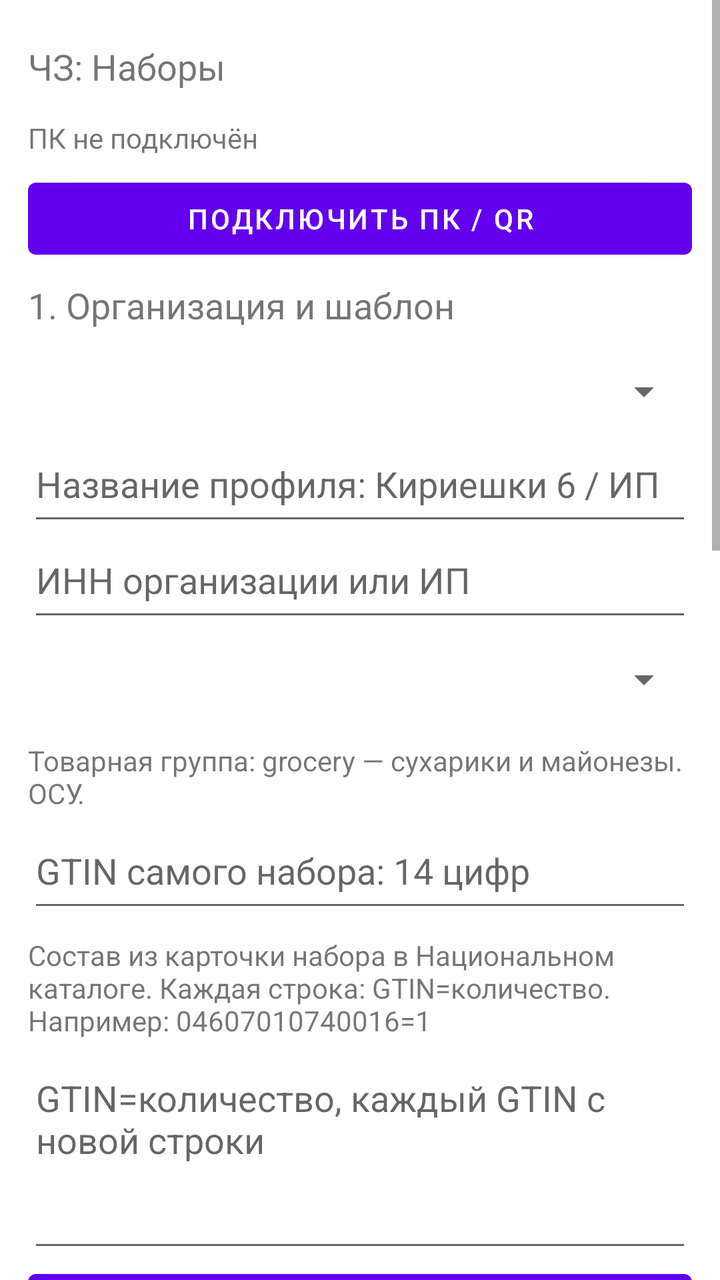
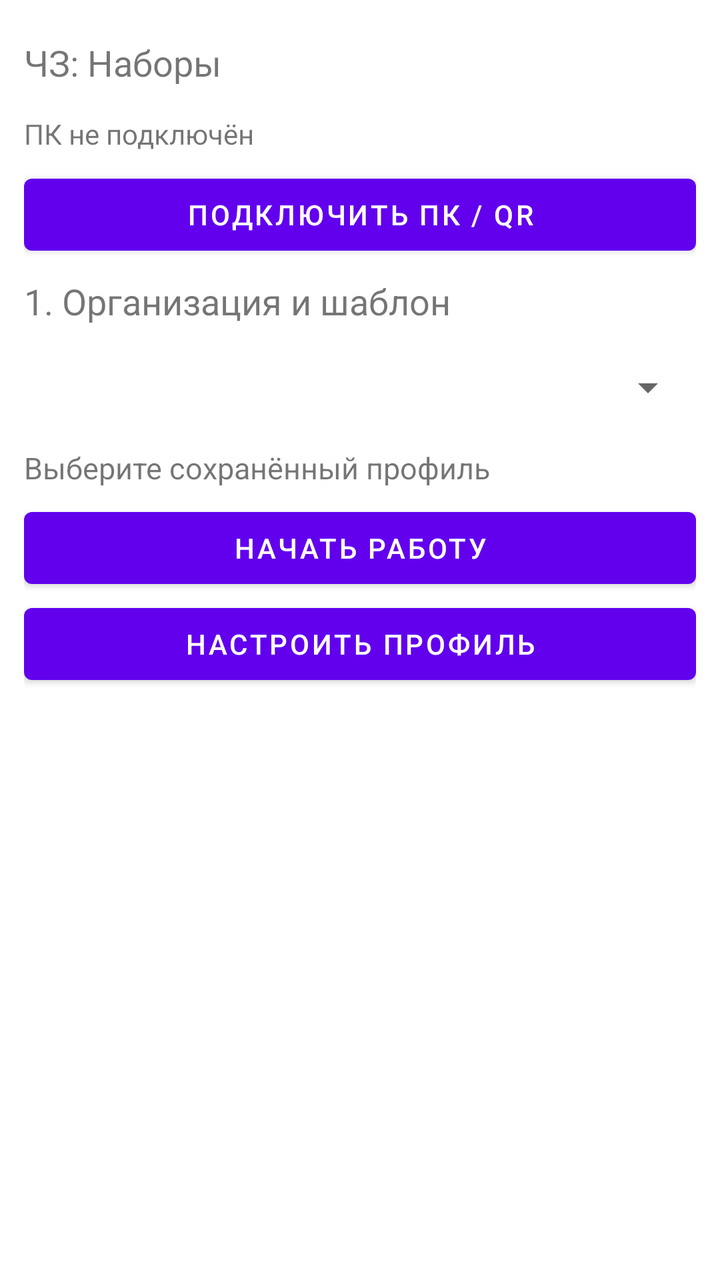

The first picture is an Android layout as it rendered before a commit; the second is the same layout after the commit. The layout source and the unified diff follow.
<!-- AndroidManifest.xml: application theme Theme.MaterialComponents.DayNight.NoActionBar -->
<!-- res/layout/activity_main.xml -->
<?xml version="1.0" encoding="utf-8"?>
<ScrollView xmlns:android="http://schemas.android.com/apk/res/android" android:layout_width="match_parent" android:layout_height="match_parent" android:fillViewport="true">
<LinearLayout android:layout_width="match_parent" android:layout_height="wrap_content" android:orientation="vertical" android:padding="14dp">
<TextView android:id="@+id/tvAppVersion" android:layout_width="match_parent" android:layout_height="wrap_content" android:text="ЧЗ: Наборы" android:textSize="18sp" android:paddingTop="7dp" android:paddingBottom="7dp" android:textIsSelectable="true"/>
<TextView android:id="@+id/tvConnection" android:layout_width="match_parent" android:layout_height="wrap_content" android:text="ПК не подключён" android:textSize="14sp" android:paddingTop="7dp" android:paddingBottom="7dp" android:textIsSelectable="true"/>
<Button android:id="@+id/btnConnectPc" android:layout_width="match_parent" android:layout_height="wrap_content" android:text="Подключить ПК / QR" android:minHeight="48dp"/>
<TextView android:id="@+id/tvProfileHeader" android:layout_width="match_parent" android:layout_height="wrap_content" android:text="1. Организация и шаблон" android:textSize="18sp" android:paddingTop="7dp" android:paddingBottom="7dp" android:textIsSelectable="true"/>
<Spinner android:id="@+id/spinnerProfiles" android:layout_width="match_parent" android:layout_height="48dp"/>
<EditText android:id="@+id/etProfileTitle" android:layout_width="match_parent" android:layout_height="wrap_content" android:hint="Название профиля: Кириешки 6 / ИП" android:inputType="text" android:minLines="1" android:minHeight="48dp" android:gravity="top|start"/>
<EditText android:id="@+id/etInn" android:layout_width="match_parent" android:layout_height="wrap_content" android:hint="ИНН организации или ИП" android:inputType="number" android:minLines="1" android:minHeight="48dp" android:gravity="top|start"/>
<Spinner android:id="@+id/spinnerEnvironment" android:layout_width="match_parent" android:layout_height="48dp"/>
<TextView android:id="@+id/tvProductGroup" android:layout_width="match_parent" android:layout_height="wrap_content" android:text="Товарная группа: grocery — сухарики и майонезы. ОСУ." android:textSize="14sp" android:paddingTop="7dp" android:paddingBottom="7dp" android:textIsSelectable="true"/>
<EditText android:id="@+id/etSetGtin" android:layout_width="match_parent" android:layout_height="wrap_content" android:hint="GTIN самого набора: 14 цифр" android:inputType="number" android:minLines="1" android:minHeight="48dp" android:gravity="top|start"/>
<TextView android:id="@+id/tvCompositionHint" android:layout_width="match_parent" android:layout_height="wrap_content" android:text="Состав из карточки набора в Национальном каталоге. Каждая строка: GTIN=количество. Например: 04607010740016=1" android:textSize="14sp" android:paddingTop="7dp" android:paddingBottom="7dp" android:textIsSelectable="true"/>
<EditText android:id="@+id/etComposition" android:layout_width="match_parent" android:layout_height="wrap_content" android:hint="GTIN=количество, каждый GTIN с новой строки" android:inputType="textMultiLine|textNoSuggestions" android:minLines="4" android:minHeight="48dp" android:gravity="top|start"/>
<Button android:id="@+id/btnSaveProfile" android:layout_width="match_parent" android:layout_height="wrap_content" android:text="Сохранить профиль и состав" android:minHeight="48dp"/>
<Button android:id="@+id/btnDeleteProfile" android:layout_width="match_parent" android:layout_height="wrap_content" android:text="Удалить выбранный профиль" android:minHeight="48dp"/>
<TextView android:id="@+id/tvScanHeader" android:layout_width="match_parent" android:layout_height="wrap_content" android:text="2. Сборка набора" android:textSize="18sp" android:paddingTop="7dp" android:paddingBottom="7dp" android:textIsSelectable="true"/>
<TextView android:id="@+id/tvScanState" android:layout_width="match_parent" android:layout_height="wrap_content" android:text="Сканируйте код набора" android:textSize="17sp" android:paddingTop="7dp" android:paddingBottom="7dp" android:textIsSelectable="true"/>
<TextView android:id="@+id/tvCurrentSet" android:layout_width="match_parent" android:layout_height="wrap_content" android:text="Текущий набор не открыт" android:textSize="14sp" android:paddingTop="7dp" android:paddingBottom="7dp" android:textIsSelectable="true"/>
<TextView android:id="@+id/tvProgress" android:layout_width="match_parent" android:layout_height="wrap_content" android:text="Пачек: 0" android:textSize="14sp" android:paddingTop="7dp" android:paddingBottom="7dp" android:textIsSelectable="true"/>
<EditText android:id="@+id/etScanInput" android:layout_width="match_parent" android:layout_height="wrap_content" android:hint="Поле сканера в режиме клавиатуры" android:inputType="textNoSuggestions" android:minLines="1" android:minHeight="48dp" android:gravity="top|start"/>
<Button android:id="@+id/btnScan" android:layout_width="match_parent" android:layout_height="wrap_content" android:text="Сканировать / фокус в поле сканера" android:minHeight="48dp"/>
<Button android:id="@+id/btnResetCurrentSet" android:layout_width="match_parent" android:layout_height="wrap_content" android:text="Сбросить только текущий незавершённый набор" android:minHeight="48dp"/>
<TextView android:id="@+id/tvQueueHeader" android:layout_width="match_parent" android:layout_height="wrap_content" android:text="3. Очередь и передача" android:textSize="18sp" android:paddingTop="7dp" android:paddingBottom="7dp" android:textIsSelectable="true"/>
<TextView android:id="@+id/tvTotalCompletedSets" android:layout_width="match_parent" android:layout_height="wrap_content" android:text="Готовых наборов: 0" android:textSize="14sp" android:paddingTop="7dp" android:paddingBottom="7dp" android:textIsSelectable="true"/>
<Button android:id="@+id/btnSendDraft" android:layout_width="match_parent" android:layout_height="wrap_content" android:text="Передать готовые наборы на ПК" android:minHeight="48dp"/>
<Button android:id="@+id/btnRefresh" android:layout_width="match_parent" android:layout_height="wrap_content" android:text="Обновить статусы с ПК" android:minHeight="48dp"/>
<TextView android:id="@+id/tvNoSignature" android:layout_width="match_parent" android:layout_height="wrap_content" android:text="На ПК проверьте состав и нажмите «Подписать и отправить в ЧЗ». Без подтверждения наборы остаются в очереди." android:textSize="14sp" android:paddingTop="7dp" android:paddingBottom="7dp" android:textIsSelectable="true"/>
<TextView android:id="@+id/tvQueue" android:layout_width="match_parent" android:layout_height="wrap_content" android:text="Очередь пуста" android:textSize="14sp" android:paddingTop="7dp" android:paddingBottom="7dp" android:textIsSelectable="true"/>
<Button android:id="@+id/btnBackup" android:layout_width="match_parent" android:layout_height="wrap_content" android:text="Экспорт резервной копии очереди" android:minHeight="48dp"/>
<Button android:id="@+id/btnCheckUpdate" android:layout_width="match_parent" android:layout_height="wrap_content" android:text="Об обновлении приложения" android:minHeight="48dp"/>
<Button android:id="@+id/btnShareLog" android:layout_width="match_parent" android:layout_height="wrap_content" android:text="Поделиться журналом" android:minHeight="48dp"/>
<TextView android:id="@+id/tvLog" android:layout_width="match_parent" android:layout_height="wrap_content" android:text="Журнал работы" android:textSize="12sp" android:paddingTop="7dp" android:paddingBottom="7dp" android:textIsSelectable="true"/>
</LinearLayout></ScrollView>
<!-- resources referenced by this layout -->
<resources>

</resources>

<!-- the commit's change to res/layout/activity_main.xml (unified diff, before → after) -->
@@ -1,35 +1,53 @@
-<?xml version="1.0" encoding="utf-8"?>
-<ScrollView xmlns:android="http://schemas.android.com/apk/res/android" android:layout_width="match_parent" android:layout_height="match_parent" android:fillViewport="true">
-<LinearLayout android:layout_width="match_parent" android:layout_height="wrap_content" android:orientation="vertical" android:padding="14dp">
-<TextView android:id="@+id/tvAppVersion" android:layout_width="match_parent" android:layout_height="wrap_content" android:text="ЧЗ: Наборы" android:textSize="18sp" android:paddingTop="7dp" android:paddingBottom="7dp" android:textIsSelectable="true"/>
-<TextView android:id="@+id/tvConnection" android:layout_width="match_parent" android:layout_height="wrap_content" android:text="ПК не подключён" android:textSize="14sp" android:paddingTop="7dp" android:paddingBottom="7dp" android:textIsSelectable="true"/>
-<Button android:id="@+id/btnConnectPc" android:layout_width="match_parent" android:layout_height="wrap_content" android:text="Подключить ПК / QR" android:minHeight="48dp"/>
-<TextView android:id="@+id/tvProfileHeader" android:layout_width="match_parent" android:layout_height="wrap_content" android:text="1. Организация и шаблон" android:textSize="18sp" android:paddingTop="7dp" android:paddingBottom="7dp" android:textIsSelectable="true"/>
-<Spinner android:id="@+id/spinnerProfiles" android:layout_width="match_parent" android:layout_height="48dp"/>
-<EditText android:id="@+id/etProfileTitle" android:layout_width="match_parent" android:layout_height="wrap_content" android:hint="Название профиля: Кириешки 6 / ИП" android:inputType="text" android:minLines="1" android:minHeight="48dp" android:gravity="top|start"/>
-<EditText android:id="@+id/etInn" android:layout_width="match_parent" android:layout_height="wrap_content" android:hint="ИНН организации или ИП" android:inputType="number" android:minLines="1" android:minHeight="48dp" android:gravity="top|start"/>
-<Spinner android:id="@+id/spinnerEnvironment" android:layout_width="match_parent" android:layout_height="48dp"/>
-<TextView android:id="@+id/tvProductGroup" android:layout_width="match_parent" android:layout_height="wrap_content" android:text="Товарная группа: grocery — сухарики и майонезы. ОСУ." android:textSize="14sp" android:paddingTop="7dp" android:paddingBottom="7dp" android:textIsSelectable="true"/>
-<EditText android:id="@+id/etSetGtin" android:layout_width="match_parent" android:layout_height="wrap_content" android:hint="GTIN самого набора: 14 цифр" android:inputType="number" android:minLines="1" android:minHeight="48dp" android:gravity="top|start"/>
-<TextView android:id="@+id/tvCompositionHint" android:layout_width="match_parent" android:layout_height="wrap_content" android:text="Состав из карточки набора в Национальном каталоге. Каждая строка: GTIN=количество. Например: 04607010740016=1" android:textSize="14sp" android:paddingTop="7dp" android:paddingBottom="7dp" android:textIsSelectable="true"/>
-<EditText android:id="@+id/etComposition" android:layout_width="match_parent" android:layout_height="wrap_content" android:hint="GTIN=количество, каждый GTIN с новой строки" android:inputType="textMultiLine|textNoSuggestions" android:minLines="4" android:minHeight="48dp" android:gravity="top|start"/>
-<Button android:id="@+id/btnSaveProfile" android:layout_width="match_parent" android:layout_height="wrap_content" android:text="Сохранить профиль и состав" android:minHeight="48dp"/>
-<Button android:id="@+id/btnDeleteProfile" android:layout_width="match_parent" android:layout_height="wrap_content" android:text="Удалить выбранный профиль" android:minHeight="48dp"/>
-<TextView android:id="@+id/tvScanHeader" android:layout_width="match_parent" android:layout_height="wrap_content" android:text="2. Сборка набора" android:textSize="18sp" android:paddingTop="7dp" android:paddingBottom="7dp" android:textIsSelectable="true"/>
-<TextView android:id="@+id/tvScanState" android:layout_width="match_parent" android:layout_height="wrap_content" android:text="Сканируйте код набора" android:textSize="17sp" android:paddingTop="7dp" android:paddingBottom="7dp" android:textIsSelectable="true"/>
-<TextView android:id="@+id/tvCurrentSet" android:layout_width="match_parent" android:layout_height="wrap_content" android:text="Текущий набор не открыт" android:textSize="14sp" android:paddingTop="7dp" android:paddingBottom="7dp" android:textIsSelectable="true"/>
-<TextView android:id="@+id/tvProgress" android:layout_width="match_parent" android:layout_height="wrap_content" android:text="Пачек: 0" android:textSize="14sp" android:paddingTop="7dp" android:paddingBottom="7dp" android:textIsSelectable="true"/>
-<EditText android:id="@+id/etScanInput" android:layout_width="match_parent" android:layout_height="wrap_content" android:hint="Поле сканера в режиме клавиатуры" android:inputType="textNoSuggestions" android:minLines="1" android:minHeight="48dp" android:gravity="top|start"/>
-<Button android:id="@+id/btnScan" android:layout_width="match_parent" android:layout_height="wrap_content" android:text="Сканировать / фокус в поле сканера" android:minHeight="48dp"/>
-<Button android:id="@+id/btnResetCurrentSet" android:layout_width="match_parent" android:layout_height="wrap_content" android:text="Сбросить только текущий незавершённый набор" android:minHeight="48dp"/>
-<TextView android:id="@+id/tvQueueHeader" android:layout_width="match_parent" android:layout_height="wrap_content" android:text="3. Очередь и передача" android:textSize="18sp" android:paddingTop="7dp" android:paddingBottom="7dp" android:textIsSelectable="true"/>
-<TextView android:id="@+id/tvTotalCompletedSets" android:layout_width="match_parent" android:layout_height="wrap_content" android:text="Готовых наборов: 0" android:textSize="14sp" android:paddingTop="7dp" android:paddingBottom="7dp" android:textIsSelectable="true"/>
-<Button android:id="@+id/btnSendDraft" android:layout_width="match_parent" android:layout_height="wrap_content" android:text="Передать готовые наборы на ПК" android:minHeight="48dp"/>
-<Button android:id="@+id/btnRefresh" android:layout_width="match_parent" android:layout_height="wrap_content" android:text="Обновить статусы с ПК" android:minHeight="48dp"/>
-<TextView android:id="@+id/tvNoSignature" android:layout_width="match_parent" android:layout_height="wrap_content" android:text="На ПК проверьте состав и нажмите «Подписать и отправить в ЧЗ». Без подтверждения наборы остаются в очереди." android:textSize="14sp" android:paddingTop="7dp" android:paddingBottom="7dp" android:textIsSelectable="true"/>
-<TextView android:id="@+id/tvQueue" android:layout_width="match_parent" android:layout_height="wrap_content" android:text="Очередь пуста" android:textSize="14sp" android:paddingTop="7dp" android:paddingBottom="7dp" android:textIsSelectable="true"/>
-<Button android:id="@+id/btnBackup" android:layout_width="match_parent" android:layout_height="wrap_content" android:text="Экспорт резервной копии очереди" android:minHeight="48dp"/>
-<Button android:id="@+id/btnCheckUpdate" android:layout_width="match_parent" android:layout_height="wrap_content" android:text="Об обновлении приложения" android:minHeight="48dp"/>
-<Button android:id="@+id/btnShareLog" android:layout_width="match_parent" android:layout_height="wrap_content" android:text="Поделиться журналом" android:minHeight="48dp"/>
-<TextView android:id="@+id/tvLog" android:layout_width="match_parent" android:layout_height="wrap_content" android:text="Журнал работы" android:textSize="12sp" android:paddingTop="7dp" android:paddingBottom="7dp" android:textIsSelectable="true"/>
-</LinearLayout></ScrollView>
+<?xml version='1.0' encoding='utf-8'?>
+<LinearLayout xmlns:android="http://schemas.android.com/apk/res/android" android:layout_width="match_parent" android:layout_height="match_parent" android:orientation="vertical" android:padding="12dp">
+    <TextView android:id="@+id/tvAppVersion" android:layout_width="match_parent" android:layout_height="wrap_content" android:text="ЧЗ: Наборы" android:textSize="18sp" android:paddingTop="7dp" android:paddingBottom="7dp" android:textIsSelectable="true" />
+    <FrameLayout android:layout_width="match_parent" android:layout_height="0dp" android:layout_weight="1">
+        <ScrollView android:id="@+id/profilePage" android:layout_width="match_parent" android:layout_height="match_parent" android:fillViewport="true">
+            <LinearLayout android:layout_width="match_parent" android:layout_height="wrap_content" android:orientation="vertical">
+                <TextView android:id="@+id/tvConnection" android:layout_width="match_parent" android:layout_height="wrap_content" android:text="ПК не подключён" android:textSize="14sp" android:paddingTop="7dp" android:paddingBottom="7dp" android:textIsSelectable="true" />
+                <Button android:id="@+id/btnConnectPc" android:layout_width="match_parent" android:layout_height="wrap_content" android:text="Подключить ПК / QR" android:minHeight="48dp" />
+                <TextView android:id="@+id/tvProfileHeader" android:layout_width="match_parent" android:layout_height="wrap_content" android:text="1. Организация и шаблон" android:textSize="18sp" android:paddingTop="7dp" android:paddingBottom="7dp" android:textIsSelectable="true" />
+                <Spinner android:id="@+id/spinnerProfiles" android:layout_width="match_parent" android:layout_height="48dp" />
+                <TextView android:id="@+id/tvProfileSummary" android:layout_width="match_parent" android:layout_height="wrap_content" android:text="Выберите сохранённый профиль" android:textSize="15sp" android:paddingTop="6dp" android:paddingBottom="6dp" />
+                <Button android:id="@+id/btnStartWork" android:layout_width="match_parent" android:layout_height="wrap_content" android:text="Начать работу" android:minHeight="48dp" />
+                <Button android:id="@+id/btnEditProfile" android:layout_width="match_parent" android:layout_height="wrap_content" android:text="Настроить профиль" android:minHeight="48dp" />
+                <LinearLayout android:id="@+id/profileEditor" android:layout_width="match_parent" android:layout_height="wrap_content" android:orientation="vertical" android:visibility="gone">
+                    <EditText android:id="@+id/etProfileTitle" android:layout_width="match_parent" android:layout_height="wrap_content" android:hint="Название профиля: Кириешки 6 / ИП" android:inputType="text" android:minLines="1" android:minHeight="48dp" android:gravity="top|start" />
+                    <EditText android:id="@+id/etInn" android:layout_width="match_parent" android:layout_height="wrap_content" android:hint="ИНН организации или ИП" android:inputType="number" android:minLines="1" android:minHeight="48dp" android:gravity="top|start" />
+                    <Spinner android:id="@+id/spinnerEnvironment" android:layout_width="match_parent" android:layout_height="48dp" />
+                    <TextView android:id="@+id/tvProductGroup" android:layout_width="match_parent" android:layout_height="wrap_content" android:text="Товарная группа: grocery — сухарики и майонезы. ОСУ." android:textSize="14sp" android:paddingTop="7dp" android:paddingBottom="7dp" android:textIsSelectable="true" />
+                    <EditText android:id="@+id/etSetGtin" android:layout_width="match_parent" android:layout_height="wrap_content" android:hint="GTIN самого набора: 14 цифр" android:inputType="number" android:minLines="1" android:minHeight="48dp" android:gravity="top|start" />
+                    <TextView android:id="@+id/tvCompositionHint" android:layout_width="match_parent" android:layout_height="wrap_content" android:text="Состав из карточки набора в Национальном каталоге. Каждая строка: GTIN=количество. Например: 04607010740016=1" android:textSize="14sp" android:paddingTop="7dp" android:paddingBottom="7dp" android:textIsSelectable="true" />
+                    <EditText android:id="@+id/etComposition" android:layout_width="match_parent" android:layout_height="wrap_content" android:hint="GTIN=количество, каждый GTIN с новой строки" android:inputType="textMultiLine|textNoSuggestions" android:minLines="4" android:minHeight="48dp" android:gravity="top|start" />
+                    <Button android:id="@+id/btnSaveProfile" android:layout_width="match_parent" android:layout_height="wrap_content" android:text="Сохранить профиль и состав" android:minHeight="48dp" />
+                    <Button android:id="@+id/btnDeleteProfile" android:layout_width="match_parent" android:layout_height="wrap_content" android:text="Удалить выбранный профиль" android:minHeight="48dp" />
+                </LinearLayout>
+            </LinearLayout>
+        </ScrollView>
+        <ScrollView android:id="@+id/workPage" android:layout_width="match_parent" android:layout_height="match_parent" android:fillViewport="true" android:visibility="gone">
+            <LinearLayout android:layout_width="match_parent" android:layout_height="wrap_content" android:orientation="vertical">
+                <TextView android:id="@+id/tvWorkProfile" android:layout_width="match_parent" android:layout_height="wrap_content" android:text="Профиль зафиксирован" android:textSize="17sp" android:paddingTop="6dp" android:paddingBottom="6dp" />
+                <Button android:id="@+id/btnBackProfiles" android:layout_width="match_parent" android:layout_height="wrap_content" android:text="Выйти к выбору профиля" android:minHeight="48dp" />
+                <TextView android:id="@+id/tvScanState" android:layout_width="match_parent" android:layout_height="wrap_content" android:text="Сканируйте код набора" android:textSize="17sp" android:paddingTop="7dp" android:paddingBottom="7dp" android:textIsSelectable="true" />
+                <Button android:id="@+id/btnFlow" android:layout_width="match_parent" android:layout_height="wrap_content" android:text="СТАРТ потока" android:minHeight="48dp" />
+                <TextView android:id="@+id/tvFlowState" android:layout_width="match_parent" android:layout_height="wrap_content" android:text="Поток на паузе" android:textSize="14sp" android:paddingTop="6dp" android:paddingBottom="6dp" />
+                <TextView android:id="@+id/tvScanHeader" android:layout_width="match_parent" android:layout_height="wrap_content" android:text="Текущий набор" android:textSize="18sp" android:paddingTop="7dp" android:paddingBottom="7dp" android:textIsSelectable="true" />
+                <TextView android:id="@+id/tvCurrentSet" android:layout_width="match_parent" android:layout_height="wrap_content" android:text="Текущий набор не открыт" android:textSize="14sp" android:paddingTop="7dp" android:paddingBottom="7dp" android:textIsSelectable="true" />
+                <TextView android:id="@+id/tvProgress" android:layout_width="match_parent" android:layout_height="wrap_content" android:text="Пачек: 0" android:textSize="14sp" android:paddingTop="7dp" android:paddingBottom="7dp" android:textIsSelectable="true" />
+                <EditText android:id="@+id/etScanInput" android:layout_width="match_parent" android:layout_height="wrap_content" android:hint="Поле сканера в режиме клавиатуры" android:inputType="textNoSuggestions" android:minLines="1" android:minHeight="48dp" android:gravity="top|start" android:imeOptions="actionDone" android:singleLine="true" />
+                <Button android:id="@+id/btnScan" android:layout_width="match_parent" android:layout_height="wrap_content" android:text="Одиночное сканирование" android:minHeight="48dp" />
+                <Button android:id="@+id/btnResetCurrentSet" android:layout_width="match_parent" android:layout_height="wrap_content" android:text="Сбросить только текущий незавершённый набор" android:minHeight="48dp" />
+                <TextView android:id="@+id/tvQueueHeader" android:layout_width="match_parent" android:layout_height="wrap_content" android:text="Очередь выбранного профиля" android:textSize="18sp" android:paddingTop="7dp" android:paddingBottom="7dp" android:textIsSelectable="true" />
+                <TextView android:id="@+id/tvTotalCompletedSets" android:layout_width="match_parent" android:layout_height="wrap_content" android:text="Готовых наборов: 0" android:textSize="14sp" android:paddingTop="7dp" android:paddingBottom="7dp" android:textIsSelectable="true" />
+                <Button android:id="@+id/btnSendDraft" android:layout_width="match_parent" android:layout_height="wrap_content" android:text="Передать наборы этого профиля на ПК" android:minHeight="48dp" />
+                <Button android:id="@+id/btnRefresh" android:layout_width="match_parent" android:layout_height="wrap_content" android:text="Обновить статусы с ПК" android:minHeight="48dp" />
+                <TextView android:id="@+id/tvNoSignature" android:layout_width="match_parent" android:layout_height="wrap_content" android:text="На ПК проверьте состав и нажмите «Подписать и отправить в ЧЗ». Без подтверждения наборы остаются в очереди." android:textSize="14sp" android:paddingTop="7dp" android:paddingBottom="7dp" android:textIsSelectable="true" />
+                <TextView android:id="@+id/tvQueue" android:layout_width="match_parent" android:layout_height="wrap_content" android:text="Очередь пуста" android:textSize="14sp" android:paddingTop="7dp" android:paddingBottom="7dp" android:textIsSelectable="true" />
+                <Button android:id="@+id/btnBackup" android:layout_width="match_parent" android:layout_height="wrap_content" android:text="Экспорт резервной копии очереди" android:minHeight="48dp" />
+                <Button android:id="@+id/btnCheckUpdate" android:layout_width="match_parent" android:layout_height="wrap_content" android:text="Об обновлении приложения" android:minHeight="48dp" />
+                <Button android:id="@+id/btnShareLog" android:layout_width="match_parent" android:layout_height="wrap_content" android:text="Поделиться журналом" android:minHeight="48dp" />
+                <TextView android:id="@+id/tvLog" android:layout_width="match_parent" android:layout_height="wrap_content" android:text="Журнал работы" android:textSize="12sp" android:paddingTop="7dp" android:paddingBottom="7dp" android:textIsSelectable="true" />
+            </LinearLayout>
+        </ScrollView>
+    </FrameLayout>
+</LinearLayout>
